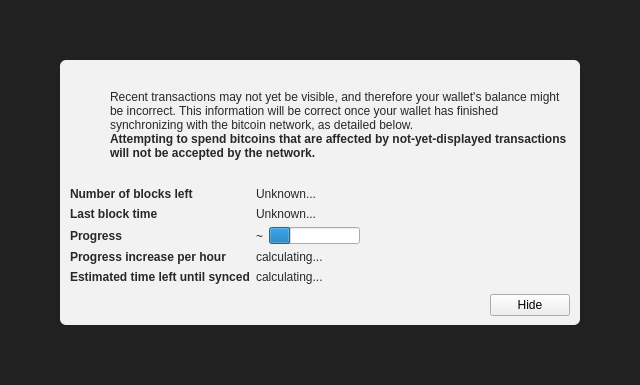
Old version of the form src/qt/forms/modaloverlay.ui in the repository iamroot-project/bitweb.
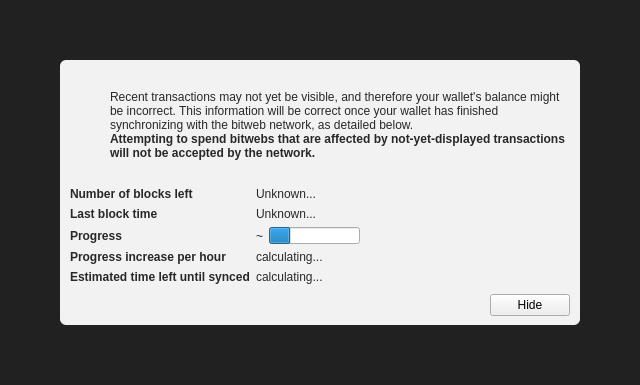
New version of the form. Icons and pictures are not drawn. Custom widgets are drawn as their Qt base class.

Commit message: Fix gitian-build and add correct blockchain settings.

Patch:
```diff
--- a/src/qt/forms/modaloverlay.ui
+++ b/src/qt/forms/modaloverlay.ui
@@ -130,7 +130,7 @@
              <item>
               <widget class="QLabel" name="infoText">
                <property name="text">
-                <string>Recent transactions may not yet be visible, and therefore your wallet's balance might be incorrect. This information will be correct once your wallet has finished synchronizing with the bitcoin network, as detailed below.</string>
+                <string>Recent transactions may not yet be visible, and therefore your wallet's balance might be incorrect. This information will be correct once your wallet has finished synchronizing with the bitweb network, as detailed below.</string>
                </property>
                <property name="textFormat">
                 <enum>Qt::RichText</enum>
@@ -149,7 +149,7 @@
                 </font>
                </property>
                <property name="text">
-                <string>Attempting to spend bitcoins that are affected by not-yet-displayed transactions will not be accepted by the network.</string>
+                <string>Attempting to spend bitwebs that are affected by not-yet-displayed transactions will not be accepted by the network.</string>
                </property>
                <property name="textFormat">
                 <enum>Qt::RichText</enum>
```
The commit also changes 387 other files.
